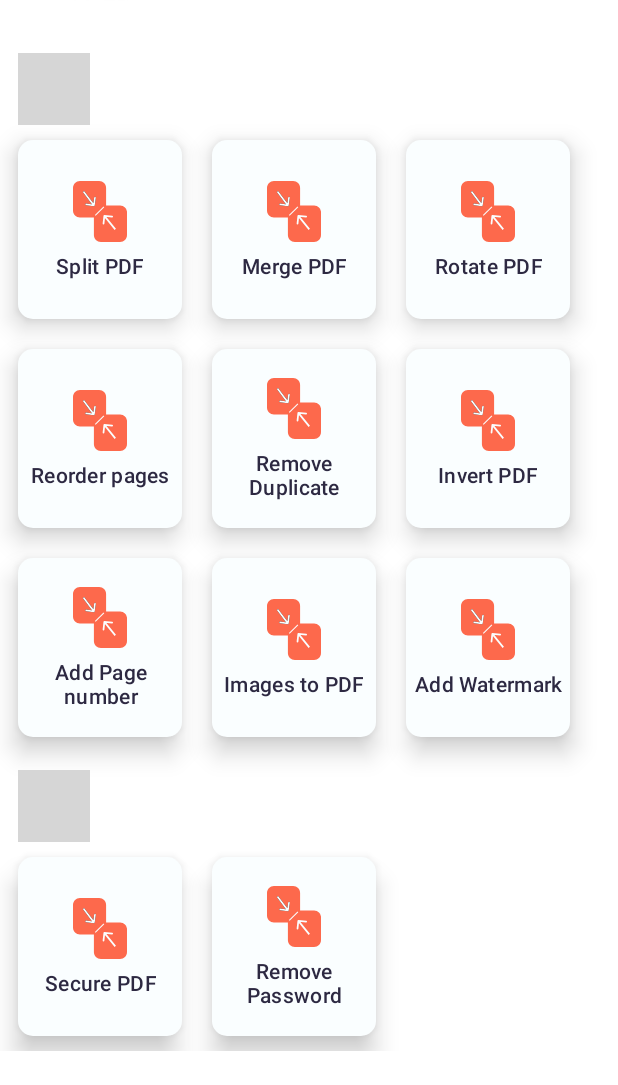
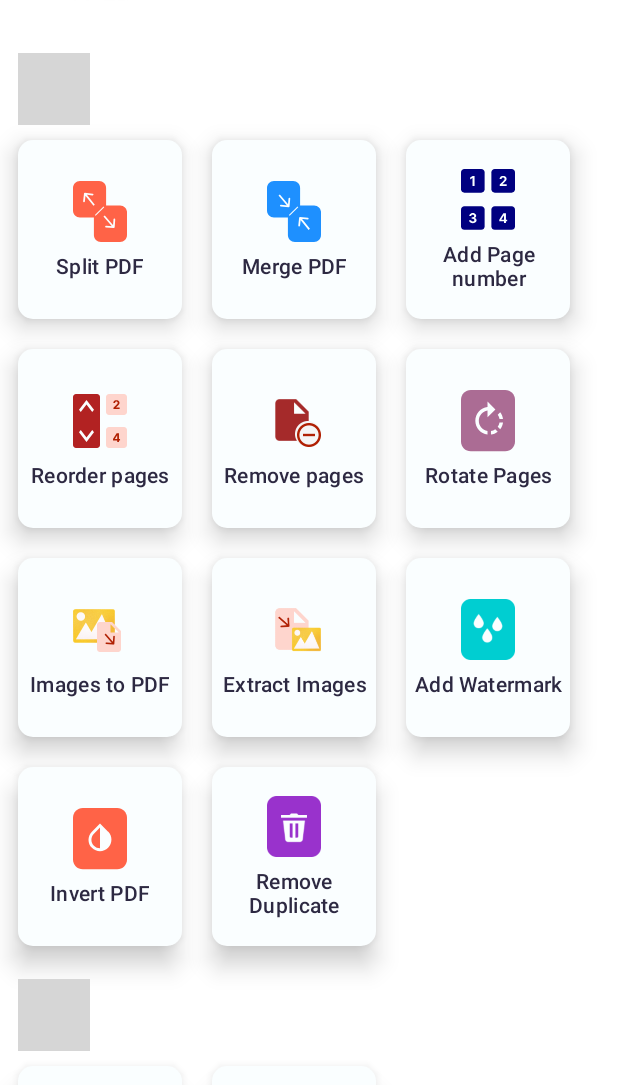
Before and after one commit to FuturisticMobileApps/PdfTools, an Android app built with Jetpack Compose: the composable ToolsScreen shown on its own in the app's theme, on a phone screen of 412 x 824 dp, the part 151-1236 px from its top. Run offline under Robolectric (Android 15) with nearby library versions, the phone set to English and light mode, and no system bars; our stand-ins replace Dagger/Hilt's generated code; 1 statement that could not run was skipped; grey boxes are pictures that could not be loaded.

Commit message:
Icons Change

```diff
--- /dev/null
+++ b/core/designsystem/src/main/res/drawable/invert_pdf_icon.xml
@@ -0,0 +1,13 @@
+<?xml version="1.0" encoding="utf-8"?>
+<vector xmlns:android="http://schemas.android.com/apk/res/android"
+    android:width="22dp"
+    android:height="25dp"
+    android:viewportWidth="22"
+    android:viewportHeight="25">
+    <path
+        android:fillColor="#FFFF6347"
+        android:pathData="M0 4c0-2.21 1.79-4 4-4h14c2.21 0 4 1.79 4 4v17c0 2.21-1.79 4-4 4h-14c-2.21 0-4-1.79-4-4z"/>
+    <path
+        android:fillColor="#FFFAFEFF"
+        android:pathData="M14.3 9.63L11 6.33l-3.3 3.3c-1.82 1.82-1.82 4.77 0 6.6 0.9 0.9 2.1 1.36 3.3 1.36 1.2 0 2.4-0.46 3.3-1.37 1.82-1.82 1.82-4.77 0-6.6Zm-3.3 6.8c-0.93 0-1.81-0.36-2.47-1.03-0.67-0.66-1.03-1.54-1.03-2.47 0-0.94 0.36-1.82 1.03-2.48L11 7.97v8.46Z"/>
+</vector>
--- a/core/designsystem/src/main/res/values/strings.xml
+++ b/core/designsystem/src/main/res/values/strings.xml
@@ -3,7 +3,7 @@
     <string name="tools_icon">tools_icon</string>
     <string name="merge_pdf">Merge PDF</string>
     <string name="split_pdf">Split PDF</string>
-    <string name="rotate_pdf">Rotate PDF</string>
+    <string name="rotate_pages">Rotate Pages</string>
     <string name="invert_pdf">Invert PDF</string>
     <string name="compress_pdf">Compress PDF</string>
     <string name="remove_pages">Remove pages</string>
--- a/feature/tools/src/main/java/com/futuristicmobileapps/tools/PdfToolsComponents.kt
+++ b/feature/tools/src/main/java/com/futuristicmobileapps/tools/PdfToolsComponents.kt
@@ -14,21 +14,23 @@ import com.futuristicmobileapps.tools.util.Action
 import com.futuristicmobileapps.tools.util.PdfTool
 import kotlin.math.roundToInt
 
-fun getBasicToolsList(pdfToolsIcons: PdfToolsIcons) = mutableListOf(
-    PdfTool(action = Action.SPLIT, label = R.string.split_pdf, icon = pdfToolsIcons.merge),
-    PdfTool(action = Action.MERGE, label = R.string.merge_pdf, icon = pdfToolsIcons.merge),
-    PdfTool(action = Action.ROTATE, label = R.string.rotate_pdf, icon = pdfToolsIcons.merge),
-    PdfTool(action = Action.REORDER, label = R.string.reorder_pages, icon = pdfToolsIcons.merge),
-    PdfTool(action = Action.REMOVE_DUPLICATE, label = R.string.remove_duplicate, icon = pdfToolsIcons.merge),
-    PdfTool(action = Action.INVERT, label = R.string.invert_pdf, icon = pdfToolsIcons.merge),
-    PdfTool(action = Action.ADD_PAGE_NUMBER, label = R.string.add_page_number, icon = pdfToolsIcons.merge),
-    PdfTool(action = Action.IMAGES_TO_PDF, label = R.string.images_to_pdf, icon = pdfToolsIcons.merge),
-    PdfTool(action = Action.ADD_WATERMARK, label = R.string.add_watermark, icon = pdfToolsIcons.merge),
+fun getBasicToolsList() = mutableListOf(
+    PdfTool(action = Action.SPLIT, label = R.string.split_pdf, icon = R.drawable.split_icon),
+    PdfTool(action = Action.MERGE, label = R.string.merge_pdf, icon =R.drawable.merge_icon),
+    PdfTool(action = Action.ADD_PAGE_NUMBER, label = R.string.add_page_number, icon = R.drawable.add_page_number_icon),
+    PdfTool(action = Action.REORDER, label = R.string.reorder_pages, icon = R.drawable.re_order_icon),
+    PdfTool(action = Action.REMOVE_PAGE, label = R.string.remove_pages, icon = R.drawable.remove_page_icon),
+    PdfTool(action = Action.ROTATE, label = R.string.rotate_pages, icon = R.drawable.rotate_icon),
+    PdfTool(action = Action.IMAGES_TO_PDF, label = R.string.images_to_pdf, icon = R.drawable.images_pdf_icon),
+    PdfTool(action = Action.PDF_TO_IMAGES, label = R.string.extract_images, icon = R.drawable.pdf_images_icon),
+    PdfTool(action = Action.ADD_WATERMARK, label = R.string.add_watermark, icon =R.drawable.add_watermark_icon),
+    PdfTool(action = Action.INVERT, label = R.string.invert_pdf, icon = R.drawable.invert_pdf_icon),
+    PdfTool(action = Action.REMOVE_DUPLICATE, label = R.string.remove_duplicate, icon = R.drawable.reomve_duplicate_icon),
 )
 
-fun getSecureToolsList(pdfToolsIcons: PdfToolsIcons) = mutableListOf(
-    PdfTool(action = Action.ADD_PASSWORD, label = R.string.secure_pdf, icon = pdfToolsIcons.merge),
-    PdfTool(action = Action.REMOVE_PASSWORD, label = R.string.remove_password, icon = pdfToolsIcons.merge),
+fun getSecureToolsList() = mutableListOf(
+    PdfTool(action = Action.ADD_PASSWORD, label = R.string.secure_pdf, icon = R.drawable.lock_pdf_icon),
+    PdfTool(action = Action.REMOVE_PASSWORD, label = R.string.remove_password, icon = R.drawable.unlock_pdf_icon),
 )
 
 fun getOtherToolsList(pdfToolsIcons: PdfToolsIcons) = mutableListOf(
--- a/feature/tools/src/main/java/com/futuristicmobileapps/tools/ToolsScreen.kt
+++ b/feature/tools/src/main/java/com/futuristicmobileapps/tools/ToolsScreen.kt
@@ -61,9 +61,8 @@ fun ToolsScreen(
     val cardHeight = if (screenWidth.isPortrait()) cardWidth + 10.dp else 134.dp
 
     val pdfToolsIcons = PdfToolsIcons(isSystemInDarkTheme())
-    val basicToolsList = getBasicToolsList(pdfToolsIcons)
-    val secureToolsList = getSecureToolsList(pdfToolsIcons)
-    val otherToolsList = getOtherToolsList(pdfToolsIcons)
+    val basicToolsList = getBasicToolsList()
+    val secureToolsList = getSecureToolsList()
 
     var pdfAction by remember { mutableStateOf(Action.NONE) }
 
@@ -200,8 +199,11 @@ fun ToolsScreen(
                     }
                 }
 
+                Action.REMOVE_PAGE -> {}
+
+                Action.PDF_TO_IMAGES -> {}
+
                 Action.NONE -> {}
-
             }
 
         }
--- a/feature/tools/src/main/java/com/futuristicmobileapps/tools/screen/reorder/RotateScreen.kt
+++ b/feature/tools/src/main/java/com/futuristicmobileapps/tools/screen/reorder/RotateScreen.kt
@@ -53,7 +53,7 @@ fun RotateScreen(
                 .fillMaxSize()
         ) {
 
-            ToolDetailTopBar(title = R.string.rotate_pdf) {
+            ToolDetailTopBar(title = R.string.rotate_pages) {
                 navHostController.popBackStack()
             }
 
@@ -104,7 +104,7 @@ fun RotateScreen(
             }
 
 
-            ActionButton(text = R.string.rotate_pdf, modifier = Modifier.padding(16.dp)) {
+            ActionButton(text = R.string.rotate_pages, modifier = Modifier.padding(16.dp)) {
                 rotateViewModel.rotatePdf(context) {
                     navHostController.navigate("files") {
                         popUpTo("tools_graph")
--- a/feature/tools/src/main/java/com/futuristicmobileapps/tools/util/Action.kt
+++ b/feature/tools/src/main/java/com/futuristicmobileapps/tools/util/Action.kt
@@ -3,15 +3,19 @@ package com.futuristicmobileapps.tools.util
 enum class Action {
     SPLIT,
     MERGE,
+    ADD_PAGE_NUMBER,
+    REORDER,
+    REMOVE_PAGE,
     ROTATE,
-    REORDER,
+    IMAGES_TO_PDF,
+    PDF_TO_IMAGES,
+    ADD_WATERMARK,
     INVERT,
     REMOVE_DUPLICATE,
-    ADD_PAGE_NUMBER,
+
     ADD_PASSWORD,
     REMOVE_PASSWORD,
-    ADD_WATERMARK,
-    IMAGES_TO_PDF,
+
     DOC_TO_PDF,
     NONE
 }
```
Also changed, not shown: core/designsystem/src/main/res/drawable/rotate_icon.xml (renamed from core/designsystem/src/main/res/drawable/roatate_icon.xml).
